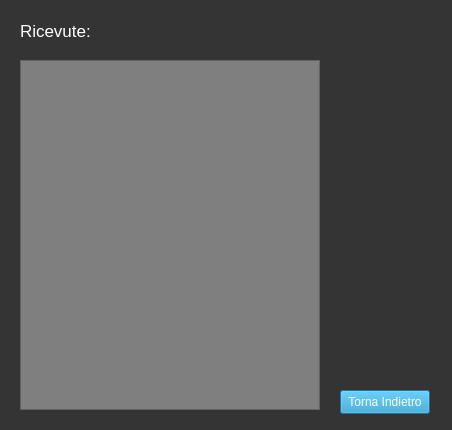
Above: Viste/Cliente/GUI/visualizza_ricevute.ui from GiulianiM/Noleggio before the change. Below: the same form after it.
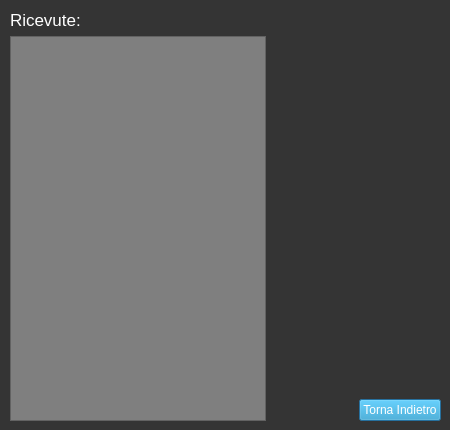
That is the form after the change. Icons and pictures are not drawn.

```diff
--- a/Viste/Cliente/GUI/visualizza_ricevute.ui
+++ b/Viste/Cliente/GUI/visualizza_ricevute.ui
@@ -6,10 +6,16 @@
    <rect>
     <x>0</x>
     <y>0</y>
-    <width>452</width>
+    <width>450</width>
     <height>430</height>
    </rect>
   </property>
+  <property name="maximumSize">
+   <size>
+    <width>450</width>
+    <height>430</height>
+   </size>
+  </property>
   <property name="windowTitle">
    <string>Ricevute</string>
   </property>
@@ -20,57 +26,85 @@
   <property name="styleSheet">
    <string notr="true">background-color: rgb(52, 52, 52);</string>
   </property>
-  <widget class="QListWidget" name="listWidget">
+  <widget class="QWidget" name="layoutWidget">
    <property name="geometry">
     <rect>
-     <x>20</x>
-     <y>60</y>
-     <width>300</width>
-     <height>350</height>
+     <x>10</x>
+     <y>10</y>
+     <width>431</width>
+     <height>411</height>
     </rect>
    </property>
-   <property name="styleSheet">
-    <string notr="true">background-color: rgb(127, 127, 127);
+   <layout class="QGridLayout" name="gridLayout">
+    <item row="0" column="0">
+     <widget class="QLabel" name="ricevute_label">
+      <property name="font">
+       <font>
+        <pointsize>13</pointsize>
+       </font>
+      </property>
+      <property name="styleSheet">
+       <string notr="true">font-size:14; color:white</string>
+      </property>
+      <property name="text">
+       <string>Ricevute:</string>
+      </property>
+     </widget>
+    </item>
+    <item row="1" column="0">
+     <layout class="QHBoxLayout" name="horizontalLayout_2">
+      <item>
+       <widget class="QListWidget" name="listWidget">
+        <property name="styleSheet">
+         <string notr="true">background-color: rgb(127, 127, 127);
 color: rgb(255, 255, 255);</string>
-   </property>
-  </widget>
-  <widget class="QPushButton" name="back_button">
-   <property name="geometry">
-    <rect>
-     <x>340</x>
-     <y>390</y>
-     <width>90</width>
-     <height>24</height>
-    </rect>
-   </property>
-   <property name="styleSheet">
-    <string notr="true">font-size:20; color:white;background-color:rgb(38, 157, 206)
+        </property>
+       </widget>
+      </item>
+      <item>
+       <spacer name="horizontalSpacer">
+        <property name="orientation">
+         <enum>Qt::Horizontal</enum>
+        </property>
+        <property name="sizeHint" stdset="0">
+         <size>
+          <width>40</width>
+          <height>20</height>
+         </size>
+        </property>
+       </spacer>
+      </item>
+     </layout>
+    </item>
+    <item row="1" column="1">
+     <layout class="QVBoxLayout" name="verticalLayout_4">
+      <item>
+       <spacer name="verticalSpacer">
+        <property name="orientation">
+         <enum>Qt::Vertical</enum>
+        </property>
+        <property name="sizeHint" stdset="0">
+         <size>
+          <width>20</width>
+          <height>40</height>
+         </size>
+        </property>
+       </spacer>
+      </item>
+      <item>
+       <widget class="QPushButton" name="back_button">
+        <property name="styleSheet">
+         <string notr="true">font-size:20; color:white;background-color:rgb(38, 157, 206)
 </string>
-   </property>
-   <property name="text">
-    <string>Torna Indietro</string>
-   </property>
-  </widget>
-  <widget class="QLabel" name="ricevute_label">
-   <property name="geometry">
-    <rect>
-     <x>20</x>
-     <y>20</y>
-     <width>121</width>
-     <height>21</height>
-    </rect>
-   </property>
-   <property name="font">
-    <font>
-     <pointsize>13</pointsize>
-    </font>
-   </property>
-   <property name="styleSheet">
-    <string notr="true">font-size:14; color:white</string>
-   </property>
-   <property name="text">
-    <string>Ricevute:</string>
-   </property>
+        </property>
+        <property name="text">
+         <string>Torna Indietro</string>
+        </property>
+       </widget>
+      </item>
+     </layout>
+    </item>
+   </layout>
   </widget>
  </widget>
  <resources/>
```
